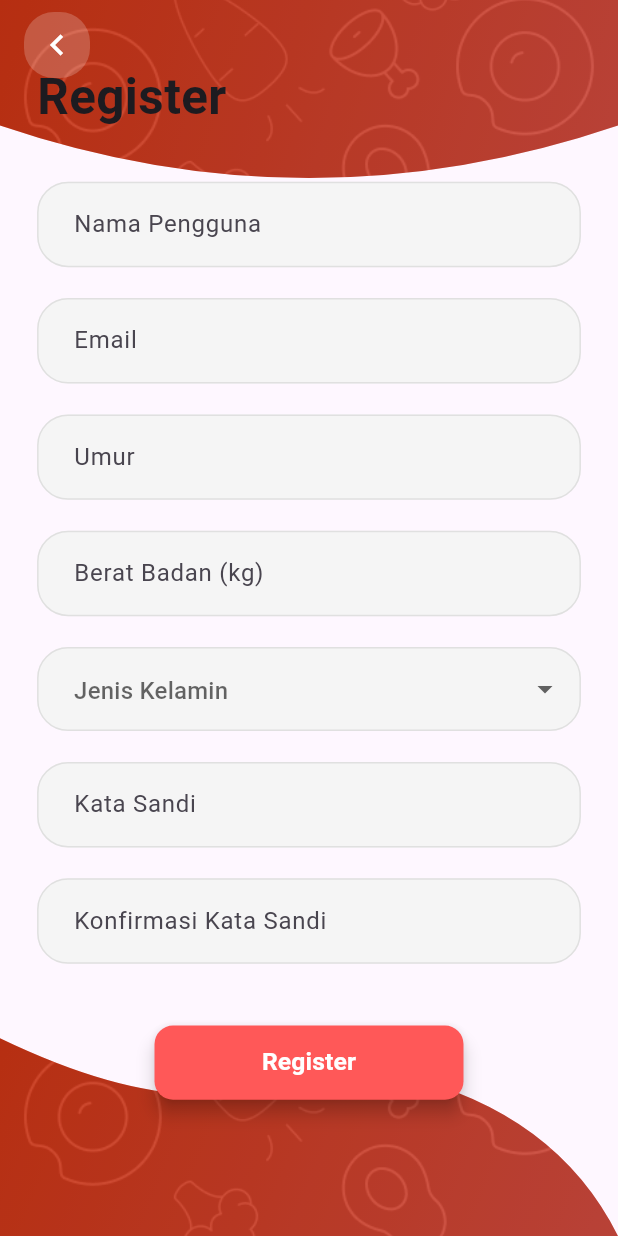
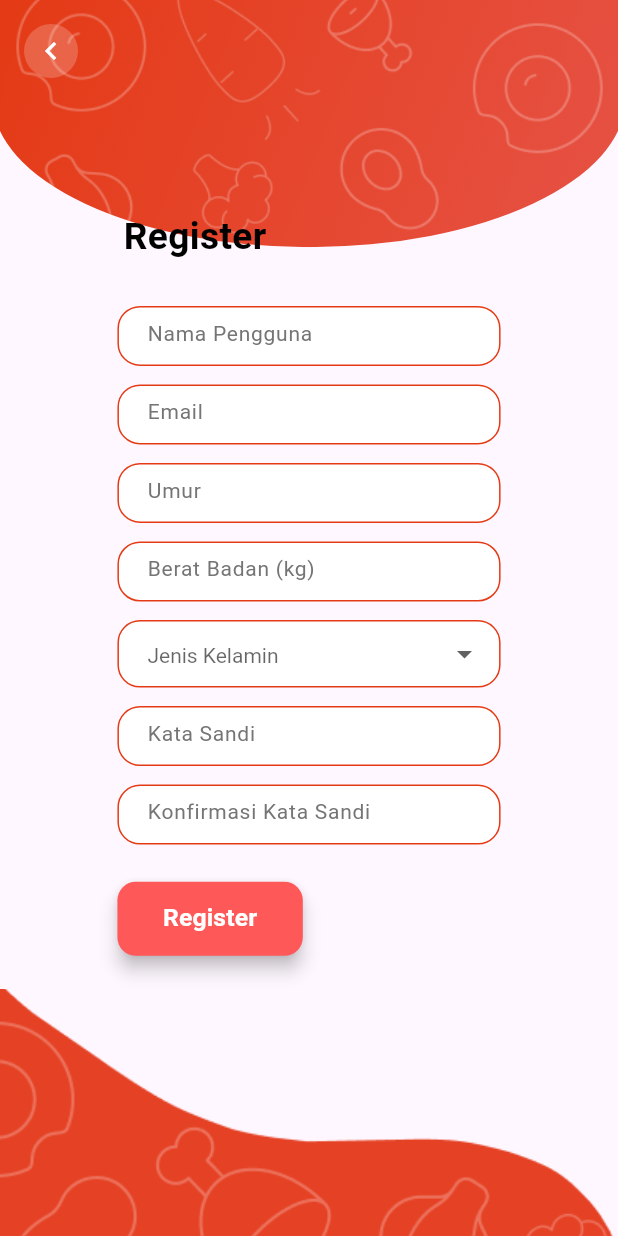
Before and after one commit to elys200/Asupan_Gula, a Flutter app: the RegisterScreen screen opened by its route, on a phone screen of 412 x 824 dp. Run offline on Flutter 3.47's test engine with Material 3 defaults, Android fonts, the phone set to English and light mode, and no system bars; our stand-ins replace cached_network_image, carousel_slider, curved_navigation_bar, dio, flutter_dotenv, flutter_typeahead and 5 more; missing offline and left inert: openfoodfacts; accounts and stored records are empty.

Commit message:
Perbaikan tampilan login dan register

```diff
--- a/lib/pages/register.dart
+++ b/lib/pages/register.dart
@@ -1,3 +1,4 @@
+import 'dart:math';
 import 'package:flutter/material.dart';
 import 'package:get/get.dart';
 import 'package:sweetsense/controllers/authentication.dart';
@@ -10,7 +11,6 @@ class RegisterScreen extends StatefulWidget {
 }
 
 class _RegisterScreenState extends State<RegisterScreen> {
-  // Controllers
   final _usernameController = TextEditingController();
   final _emailController = TextEditingController();
   final _umurController = TextEditingController();
@@ -34,104 +34,128 @@ class _RegisterScreenState extends State<RegisterScreen> {
 
   @override
   Widget build(BuildContext context) {
-    // Get screen dimensions untuk responsive layout
     final screenHeight = MediaQuery.of(context).size.height;
     final screenWidth = MediaQuery.of(context).size.width;
 
     return Scaffold(
-      resizeToAvoidBottomInset: true,
+      resizeToAvoidBottomInset: false,
       body: Stack(
-        fit: StackFit.expand,
         children: [
-          // Background Atas (Frontend Baru)
-          _buildTopCurveBackground(screenHeight),
+          // Background Lengkung Atas
+          ClipPath(
+            clipper: CurvedTopClipper(),
+            child: Container(
+              height: screenHeight * 0.20,
+              width: double.infinity,
+              decoration: const BoxDecoration(
+                gradient: LinearGradient(
+                  begin: Alignment.topLeft,
+                  end: Alignment.bottomRight,
+                  colors: [Color(0xFFE43A15), Color(0xFFE65245)],
+                ),
+              ),
+              child: Stack(
+                fit: StackFit.expand,
+                children: [
+                  Image.asset(
+                    'assets/images/food3.png',
+                    fit: BoxFit.cover,
+                    color: Colors.white.withOpacity(0.07),
+                    colorBlendMode: BlendMode.srcATop,
+                  ),
+                ],
+              ),
+            ),
+          ),
 
-          // Background Bawah (Frontend Baru)
-          _buildBottomCurveBackground(screenHeight),
+          // Background Bawah
+          Positioned(
+            bottom: 0,
+            left: -20,
+            right: 0,
+            child: Image.asset(
+              'assets/images/bottom_clip.png',
+              fit: BoxFit.cover,
+              height: screenHeight * 0.2,
+            ),
+          ),
 
-          // Main Content dengan Backend Integration
+          // Content utama
           SafeArea(
-            child: Padding(
-              padding: EdgeInsets.symmetric(horizontal: screenWidth * 0.06),
-              child: SingleChildScrollView(
-                padding: EdgeInsets.only(bottom: screenHeight * 0.2),
-                child: Column(
-                  crossAxisAlignment: CrossAxisAlignment.start,
-                  children: [
-                    SizedBox(height: screenHeight * 0.05),
-
-                    // Title dengan responsive font
-                    Text(
+            child: Column(
+              children: [
+                SizedBox(height: screenHeight * 0.17),
+                Padding(
+                  padding: EdgeInsets.symmetric(horizontal: screenWidth * 0.2),
+                  child: Align(
+                    alignment: Alignment.centerLeft,
+                    child: Text(
                       'Register',
                       style: TextStyle(
-                        fontSize: screenWidth * 0.08,
-                        fontWeight: FontWeight.bold,
+                        fontSize: screenWidth * 0.06,
+                        fontWeight: FontWeight.w600,
+                        color: Colors.black,
                       ),
                     ),
-                    SizedBox(height: screenHeight * 0.04),
-
-                    // Username Field
-                    CustomTextField(
-                      controller: _usernameController,
-                      hint: 'Nama Pengguna',
+                  ),
+                ),
+                SizedBox(height: screenHeight * 0.015),
+                // Form area
+                Expanded(
+                  child: SingleChildScrollView(
+                    padding: EdgeInsets.symmetric(
+                      horizontal: screenWidth * 0.19,
+                      vertical: screenHeight * 0,
                     ),
-                    SizedBox(height: screenHeight * 0.025),
-
-                    // Email Field
-                    CustomTextField(
-                      controller: _emailController,
-                      hint: 'Email',
-                      keyboardType: TextInputType.emailAddress,
+                    child: Column(
+                      children: [
+                        SizedBox(height: screenHeight * 0.02),
+                        _buildCompactTextField(
+                            hint: 'Nama Pengguna',
+                            controller: _usernameController),
+                        SizedBox(height: screenHeight * 0.015),
+                        _buildCompactTextField(
+                            hint: 'Email',
+                            controller: _emailController,
+                            keyboardType: TextInputType.emailAddress),
+                        SizedBox(height: screenHeight * 0.015),
+                        _buildCompactTextField(
+                            hint: 'Umur',
+                            controller: _umurController,
+                            keyboardType: TextInputType.number),
+                        SizedBox(height: screenHeight * 0.015),
+                        _buildCompactTextField(
+                            hint: 'Berat Badan (kg)',
+                            controller: _beratBadanController,
+                            keyboardType: TextInputType.number),
+                        SizedBox(height: screenHeight * 0.015),
+                        _buildCompactGenderDropdown(),
+                        SizedBox(height: screenHeight * 0.015),
+                        _buildCompactTextField(
+                            hint: 'Kata Sandi',
+                            controller: _passwordController,
+                            obscureText: true),
+                        SizedBox(height: screenHeight * 0.015),
+                        _buildCompactTextField(
+                            hint: 'Konfirmasi Kata Sandi',
+                            controller: _confirmPasswordController,
+                            obscureText: true),
+                        SizedBox(height: screenHeight * 0.03),
+                        _buildRegisterButton(screenWidth, screenHeight),
+                        SizedBox(
+                            height: screenHeight *
+                                0.1),
+                      ],
                     ),
-                    SizedBox(height: screenHeight * 0.025),
-
-                    // Umur Field
-                    CustomTextField(
-                      controller: _umurController,
-                      hint: 'Umur',
-                      keyboardType: TextInputType.number,
-                    ),
-                    SizedBox(height: screenHeight * 0.025),
-
-                    // Berat Badan Field
-                    CustomTextField(
-                      controller: _beratBadanController,
-                      hint: 'Berat Badan (kg)',
-                      keyboardType: TextInputType.number,
-                    ),
-                    SizedBox(height: screenHeight * 0.025),
-
-                    // Gender Dropdown
-                    _buildGenderDropdown(screenWidth),
-                    SizedBox(height: screenHeight * 0.025),
-
-                    // Password Field
-                    CustomTextField(
-                      controller: _passwordController,
-                      hint: 'Kata Sandi',
-                      obscureText: true,
-                    ),
-                    SizedBox(height: screenHeight * 0.025),
-
-                    // Confirm Password Field
-                    CustomTextField(
-                      controller: _confirmPasswordController,
-                      hint: 'Konfirmasi Kata Sandi',
-                      obscureText: true,
-                    ),
-                    SizedBox(height: screenHeight * 0.05),
-
-                    // Register Button dengan Backend Integration
-                    _buildRegisterButton(screenWidth, screenHeight),
-                  ],
+                  ),
                 ),
-              ),
+              ],
             ),
           ),
 
           // Tombol Kembali
           Positioned(
-            top: MediaQuery.of(context).padding.top + 8,
+            top: MediaQuery.of(context).padding.top + 16,
             left: 16,
             child: Material(
               color: Colors.transparent,
@@ -139,16 +163,13 @@ class _RegisterScreenState extends State<RegisterScreen> {
                 onTap: () => Get.offAllNamed('/welcome'),
                 borderRadius: BorderRadius.circular(20),
                 child: Container(
-                  padding: const EdgeInsets.all(8),
+                  padding: const EdgeInsets.all(6),
                   decoration: BoxDecoration(
                     color: Colors.white.withOpacity(0.2),
                     borderRadius: BorderRadius.circular(20),
                   ),
-                  child: const Icon(
-                    Icons.chevron_left,
-                    color: Colors.white,
-                    size: 28,
-                  ),
+                  child: const Icon(Icons.chevron_left,
+                      color: Colors.white, size: 24),
                 ),
               ),
             ),
@@ -158,98 +179,91 @@ class _RegisterScreenState extends State<RegisterScreen> {
     );
   }
 
-  Widget _buildTopCurveBackground(double screenHeight) {
-    return Positioned(
-      top: 0,
-      left: 0,
-      right: 0,
-      child: ClipPath(
-        clipper: TopCurveClipper(),
-        child: Container(
-          height: screenHeight * 0.15,
-          decoration: const BoxDecoration(
-            gradient: LinearGradient(
-              colors: [Color(0xFFE43A15), Color(0xFFE65245)],
-              begin: Alignment.topLeft,
-              end: Alignment.bottomRight,
-            ),
+  // TextField yang lebih kompak
+  Widget _buildCompactTextField({
+    required String hint,
+    required TextEditingController controller,
+    bool obscureText = false,
+    TextInputType? keyboardType,
+  }) {
+    return SizedBox(
+      height: 40,
+      child: TextField(
+        controller: controller,
+        obscureText: obscureText,
+        keyboardType: keyboardType,
+        style: const TextStyle(fontSize: 14),
+        decoration: InputDecoration(
+          hintText: hint,
+          hintStyle: TextStyle(fontSize: 14, color: Colors.grey[600]),
+          filled: true,
+          fillColor: Colors.white,
+          contentPadding: const EdgeInsets.symmetric(
+              horizontal: 16, vertical: 12),
+          border: OutlineInputBorder(
+            borderRadius:
+                BorderRadius.circular(15),
+            borderSide: const BorderSide(color: Color(0xFFE43A15), width: 1),
           ),
-          child: Opacity(
-            opacity: 0.2,
-            child: Image.asset(
-              'assets/images/food3.png',
-              fit: BoxFit.cover,
-              errorBuilder: (context, error, stackTrace) =>
-                  const SizedBox.shrink(),
-            ),
+          enabledBorder: OutlineInputBorder(
+            borderRadius: BorderRadius.circular(15),
+            borderSide: const BorderSide(color: Color(0xFFE43A15), width: 1),
+          ),
+          focusedBorder: OutlineInputBorder(
+            borderRadius: BorderRadius.circular(15),
+            borderSide: const BorderSide(color: Color(0xFFE43A15), width: 1.5),
           ),
         ),
       ),
     );
   }
 
-  Widget _buildBottomCurveBackground(double screenHeight) {
-    return Positioned(
-      bottom: 0,
-      left: 0,
-      right: 0,
-      child: ClipPath(
-        clipper: BottomCurveClipper(),
-        child: Container(
-          height: screenHeight * 0.2,
-          decoration: const BoxDecoration(
-            gradient: LinearGradient(
-              colors: [Color(0xFFE43A15), Color(0xFFE65245)],
-              begin: Alignment.topLeft,
-              end: Alignment.bottomRight,
-            ),
+  // Dropdown jenis kelamin
+  Widget _buildCompactGenderDropdown() {
+    return SizedBox(
+      height: 45,
+      child: DropdownButtonFormField<String>(
+        value: _selectedGender,
+        items: const [
+          DropdownMenuItem(
+              value: 'Pria',
+              child: Text('Pria', style: TextStyle(fontSize: 14))),
+          DropdownMenuItem(
+              value: 'Wanita',
+              child: Text('Wanita', style: TextStyle(fontSize: 14))),
+        ],
+        onChanged: (value) => setState(() => _selectedGender = value),
+        style: const TextStyle(fontSize: 14, color: Colors.black),
+        decoration: InputDecoration(
+          hintText: 'Jenis Kelamin',
+          hintStyle: TextStyle(fontSize: 14, color: Colors.grey[600]),
+          filled: true,
+          fillColor: Colors.white,
+          contentPadding:
+              const EdgeInsets.symmetric(horizontal: 16, vertical: 12),
+          border: OutlineInputBorder(
+            borderRadius: BorderRadius.circular(15),
+            borderSide: const BorderSide(color: Color(0xFFE43A15), width: 1),
           ),
-          child: Opacity(
-            opacity: 0.2,
-            child: Image.asset(
-              'assets/images/food3.png',
-              fit: BoxFit.cover,
-              errorBuilder: (context, error, stackTrace) =>
-                  const SizedBox.shrink(),
-            ),
+          enabledBorder: OutlineInputBorder(
+            borderRadius: BorderRadius.circular(15),
+            borderSide: const BorderSide(color: Color(0xFFE43A15), width: 1),
+          ),
+          focusedBorder: OutlineInputBorder(
+            borderRadius: BorderRadius.circular(15),
+            borderSide: const BorderSide(color: Color(0xFFE43A15), width: 1.5),
           ),
         ),
       ),
     );
   }
 
-  Widget _buildGenderDropdown(double screenWidth) {
-    return DropdownButtonFormField<String>(
-      value: _selectedGender,
-      items: const [
-        DropdownMenuItem(value: 'Pria', child: Text('Pria')),
-        DropdownMenuItem(value: 'Wanita', child: Text('Wanita')),
-      ],
-      onChanged: (value) => setState(() => _selectedGender = value),
-      decoration: InputDecoration(
-        hintText: 'Jenis Kelamin',
-        filled: true,
-        fillColor: const Color(0xFFF5F5F5),
-        contentPadding: EdgeInsets.symmetric(
-          horizontal: screenWidth * 0.05,
-          vertical: 16,
-        ),
-        border: OutlineInputBorder(
-          borderRadius: BorderRadius.circular(screenWidth * 0.05),
-          borderSide: BorderSide.none,
-        ),
-        enabledBorder: OutlineInputBorder(
-          borderRadius: BorderRadius.circular(screenWidth * 0.05),
-          borderSide: const BorderSide(color: Color(0xFFE0E0E0)),
-        ),
-      ),
-    );
-  }
-
+  // Tombol register
   Widget _buildRegisterButton(double screenWidth, double screenHeight) {
-    return Center(
+    return Align(
+      alignment: Alignment.centerLeft,
       child: SizedBox(
-        width: screenWidth * 0.5,
+        width: screenWidth * 0.3,
         height: screenHeight * 0.06,
         child: Obx(() {
           return _authController.isLoading.value
@@ -282,8 +296,8 @@ class _RegisterScreenState extends State<RegisterScreen> {
     );
   }
 
-  // Backend Logic
   Future<void> _onRegisterPressed() async {
+    // Validasi dan panggil controller
     final username = _usernameController.text.trim();
     final email = _emailController.text.trim();
     final umurStr = _umurController.text.trim();
@@ -292,7 +306,6 @@ class _RegisterScreenState extends State<RegisterScreen> {
     final password = _passwordController.text.trim();
     final confirmPassword = _confirmPasswordController.text.trim();
 
-    // Validasi field kosong
     if ([
       username,
       email,
@@ -302,41 +315,26 @@ class _RegisterScreenState extends State<RegisterScreen> {
       password,
       confirmPassword
     ].contains('')) {
-      Get.snackbar(
-        'Error',
-        'Harap lengkapi semua field!',
-        backgroundColor: Colors.red,
-        colorText: Colors.white,
-      );
+      Get.snackbar('Error', 'Harap lengkapi semua field!',
+          backgroundColor: Colors.red, colorText: Colors.white);
       return;
     }
 
-    // Validasi numeric fields
     final umur = int.tryParse(umurStr);
     final beratBadan = int.tryParse(beratStr);
 
     if (umur == null || beratBadan == null) {
-      Get.snackbar(
-        'Error',
-        'Umur dan Berat Badan harus berupa angka!',
-        backgroundColor: Colors.red,
-        colorText: Colors.white,
-      );
+      Get.snackbar('Error', 'Umur dan Berat Badan harus berupa angka!',
+          backgroundColor: Colors.red, colorText: Colors.white);
       return;
     }
 
-    // Validasi password match
     if (password != confirmPassword) {
-      Get.snackbar(
-        'Error',
-        'Konfirmasi kata sandi tidak cocok!',
-        backgroundColor: Colors.red,
-        colorText: Colors.white,
-      );
+      Get.snackbar('Error', 'Konfirmasi kata sandi tidak cocok!',
+          backgroundColor: Colors.red, colorText: Colors.white);
       return;
     }
 
-    // Call backend register method
     final result = await _authController.register(
       username: username,
       email: email,
@@ -347,118 +345,30 @@ class _RegisterScreenState extends State<RegisterScreen> {
       confirmPassword: confirmPassword,
     );
 
-    // Handle result
     if (result != null && result['user'] != null) {
-      Get.snackbar(
-        'Success',
-        'Registrasi berhasil! Silakan login.',
-        backgroundColor: Colors.green,
-        colorText: Colors.white,
-      );
+      Get.snackbar('Success', 'Registrasi berhasil! Silakan login.',
+          backgroundColor: Colors.green, colorText: Colors.white);
       Get.offAllNamed('/login');
     }
   }
 }
 
-// Custom Text Field Widget
-class CustomTextField extends StatelessWidget {
-  final String hint;
-  final bool obscureText;
-  final TextEditingController controller;
-  final TextInputType? keyboardType;
-
-  const CustomTextField({
-    super.key,
-    required this.hint,
-    this.obscureText = false,
-    required this.controller,
-    this.keyboardType,
-  });
-
-  @override
-  Widget build(BuildContext context) {
-    final screenWidth = MediaQuery.of(context).size.width;
-    final screenHeight = MediaQuery.of(context).size.height;
-
-    return TextField(
-      controller: controller,
-      obscureText: obscureText,
-      keyboardType: keyboardType,
-      decoration: InputDecoration(
-        hintText: hint,
-        filled: true,
-        fillColor: const Color(0xFFF5F5F5),
-        contentPadding: EdgeInsets.symmetric(
-          horizontal: screenWidth * 0.05,
-          vertical: screenHeight * 0.02,
-        ),
-        border: OutlineInputBorder(
-          borderRadius: BorderRadius.circular(screenWidth * 0.05),
-          borderSide: BorderSide.none,
-        ),
-        enabledBorder: OutlineInputBorder(
-          borderRadius: BorderRadius.circular(screenWidth * 0.05),
-          borderSide: const BorderSide(color: Color(0xFFE0E0E0)),
-        ),
-        focusedBorder: OutlineInputBorder(
-          borderRadius: BorderRadius.circular(screenWidth * 0.05),
-          borderSide: const BorderSide(color: Color(0xFFFF5858), width: 2),
-        ),
-      ),
-    );
-  }
-}
-
-// Clippers
-class TopCurveClipper extends CustomClipper<Path> {
+class CurvedTopClipper extends CustomClipper<Path> {
   @override
   Path getClip(Size size) {
-    Path path = Path();
-    path.lineTo(0, size.height - 40);
-    path.quadraticBezierTo(
-      size.width / 2,
-      size.height + 30,
-      size.width,
-      size.height - 40,
-    );
-    path.lineTo(size.width, 0);
+    final roundingHeight = size.height * 3 / 5;
+    final filledRectangle =
+        Rect.fromLTRB(0, 0, size.width, size.height - roundingHeight);
+    final roundingRectangle = Rect.fromLTRB(
+        -5, size.height - roundingHeight * 2, size.width + 5, size.height);
+
+    final path = Path();
+    path.addRect(filledRectangle);
+    path.arcTo(roundingRectangle, pi, -pi, true);
     path.close();
     return path;
   }
 
   @override
-  bool shouldReclip(covariant CustomClipper<Path> oldClipper) => false;
+  bool shouldReclip(CustomClipper<Path> oldClipper) => true;
 }
-
-class BottomCurveClipper extends CustomClipper<Path> {
-  @override
-  Path getClip(Size size) {
-    Path path = Path();
-    path.moveTo(0, size.height * 0.2);
-    path.quadraticBezierTo(
-      size.width * 0.25,
-      size.height * 0.5,
-      size.width * 0.4,
-      size.height * 0.4,
-    );
-    path.quadraticBezierTo(
-      size.width * 0.55,
-      size.height * 0.36,
-      size.width * 0.65,
-      size.height * 0.35,
-    );
-    path.quadraticBezierTo(
-      size.width * 0.9,
-      size.height * 0.5,
-      size.width,
-      size.height,
-    );
-    path.lineTo(size.width, size.height);
-    path.lineTo(0, size.height);
-    path.close();
-    return path;
-  }
-
-  @override
-  bool shouldReclip(covariant CustomClipper<Path> oldClipper) => false;
-}
--- a/pubspec.yaml
+++ b/pubspec.yaml
@@ -52,7 +52,7 @@ dependencies:
   url_launcher: ^6.3.1
   flutter_fadein: ^2.0.0
   flutter_cache_manager: ^3.4.1
-  flutter_typeahead: ^4.0.0
+  flutter_typeahead: ^5.0.0
   openfoodfacts: ^2.4.0
   flutter_dotenv: ^5.2.0
 
```
Also changed, not shown: lib/pages/login.dart (+64 -96 lines), lib/pages/perhitungan_gula.dart (+15 -8 lines), assets/images/bottom_clip.png (added), assets/images/food3.png, pubspec.lock.
